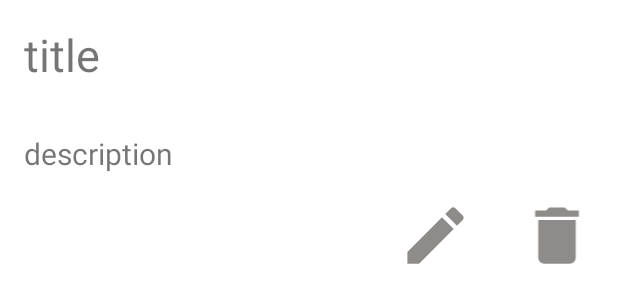
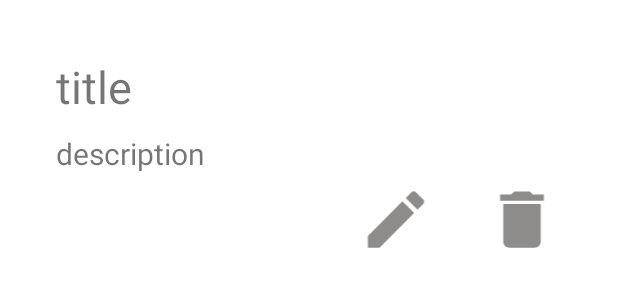
Before and after one commit to CodeJugad/VoiceNotesJava, an Android app: the layout fragment_notes_description.xml on its own in the app's theme, with its tools: preview values and no code run, on a phone screen of 412 x 824 dp. Shown: the top 303 px of the screen. Run offline under Robolectric (Android 15) with nearby library versions, the phone set to English and light mode, and no system bars.

```diff
--- a/app/src/main/java/com/vinnovations/voicenotesjava/MainActivity.java
+++ b/app/src/main/java/com/vinnovations/voicenotesjava/MainActivity.java
@@ -2,19 +2,16 @@ package com.vinnovations.voicenotesjava;
 
 import androidx.appcompat.app.AlertDialog;
 import androidx.appcompat.app.AppCompatActivity;
-import androidx.appcompat.widget.Toolbar;
 
 import android.content.DialogInterface;
 import android.content.Intent;
 import android.os.Bundle;
-import android.util.Log;
 import android.view.Menu;
 import android.view.MenuItem;
 import android.view.View;
 import android.widget.AdapterView;
 import android.widget.ArrayAdapter;
 import android.widget.ListView;
-import android.widget.Toast;
 
 import com.google.android.material.floatingactionbutton.FloatingActionButton;
 
@@ -31,7 +28,6 @@ public class MainActivity extends AppCompatActivity {
         super.onCreate(savedInstanceState);
 //        Log.e("create", "create");
         setContentView(R.layout.activity_main);
-
 
         ListView listView = findViewById(R.id.listview);
 
--- a/app/src/main/java/com/vinnovations/voicenotesjava/NotesDescription.java
+++ b/app/src/main/java/com/vinnovations/voicenotesjava/NotesDescription.java
@@ -5,13 +5,10 @@ import android.os.Bundle;
 
 import androidx.annotation.NonNull;
 import androidx.annotation.Nullable;
-import androidx.fragment.app.Fragment;
-import androidx.lifecycle.viewmodel.CreationExtras;
 
 import android.view.LayoutInflater;
 import android.view.View;
 import android.view.ViewGroup;
-import android.webkit.WebView;
 import android.widget.ImageView;
 import android.widget.TextView;
 
@@ -33,7 +30,6 @@ public class NotesDescription extends BottomSheetDialogFragment {
         txt_desc = view.findViewById(R.id.txt_desc);
         img_edit = view.findViewById(R.id.img_edit);
         img_delete = view.findViewById(R.id.img_delete);
-
 
 
         Bundle args = getArguments();
--- a/app/src/main/res/layout/fragment_notes_description.xml
+++ b/app/src/main/res/layout/fragment_notes_description.xml
@@ -3,7 +3,9 @@
     xmlns:app="http://schemas.android.com/apk/res-auto"
     xmlns:tools="http://schemas.android.com/tools"
     android:layout_width="match_parent"
-    android:layout_height="match_parent">
+    android:layout_height="match_parent"
+    android:padding="16dp"
+    android:layout_margin="16dp">
 
 
     <ScrollView
@@ -26,7 +28,7 @@
                 android:layout_width="match_parent"
                 android:layout_height="wrap_content"
                 android:textSize="30sp"
-                android:padding="16dp"
+                android:padding="5dp"
                 android:text="title" />
 
             <TextView
@@ -34,13 +36,13 @@
                 android:layout_width="match_parent"
                 android:layout_height="wrap_content"
                 android:textSize="20sp"
-                android:padding="16dp"
+                android:padding="5dp"
                 android:text="description" />
 
             <LinearLayout
                 android:layout_width="match_parent"
                 android:layout_height="50dp"
-                android:layout_marginLeft="250dp"
+                android:layout_marginLeft="200dp"
                 android:orientation="horizontal">
 
                 <ImageView
@@ -48,6 +50,7 @@
                     android:layout_width="wrap_content"
                     android:layout_height="match_parent"
                     android:layout_weight="1"
+                    android:layout_marginEnd="20dp"
                     android:src="@drawable/ic_edit"
                     android:background="@drawable/click_effect" />
 
```
Also changed, not shown: app/src/main/res/layout/activity_create_note.xml (+17 -7 lines).
